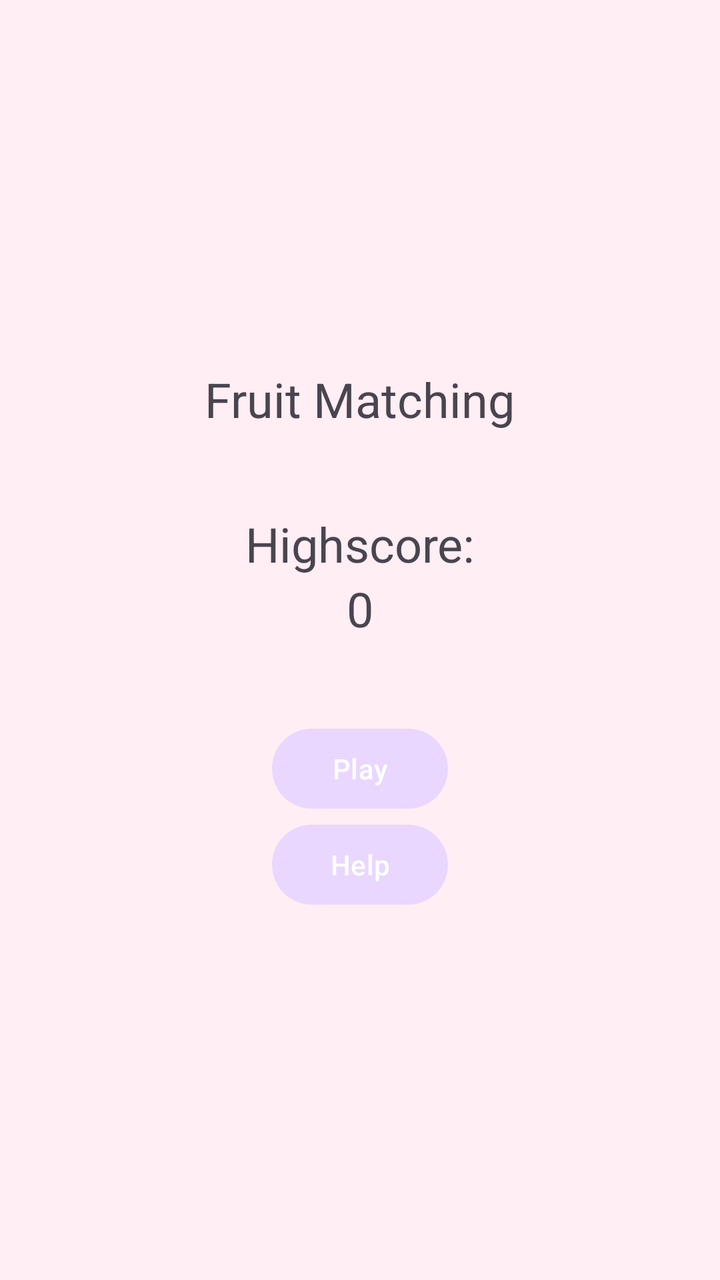
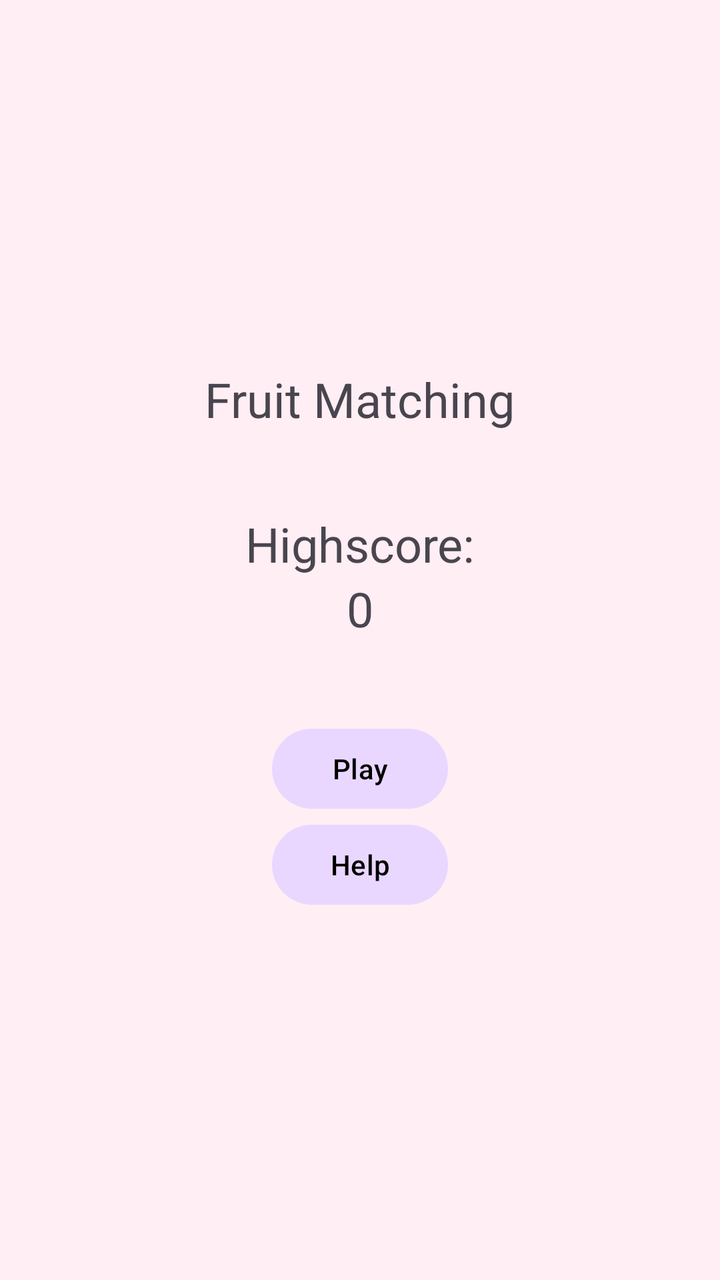

Compare the two renders of this Android layout. The source of the first and the diff that turns it into the second are given below.
<!-- AndroidManifest.xml: application theme Theme.FruitMatching -->
<!-- res/layout/activity_main.xml -->
<?xml version="1.0" encoding="utf-8"?>
<androidx.constraintlayout.widget.ConstraintLayout xmlns:android="http://schemas.android.com/apk/res/android"
    xmlns:app="http://schemas.android.com/apk/res-auto"
    xmlns:tools="http://schemas.android.com/tools"
    android:id="@+id/main"
    android:layout_width="match_parent"
    android:layout_height="match_parent"
    tools:context=".MainActivity">

    <LinearLayout
        android:layout_width="match_parent"
        android:layout_height="match_parent"
        android:orientation="vertical"
        android:gravity="center" >

        <TextView
            android:id="@+id/titleLabel"
            android:layout_width="wrap_content"
            android:layout_height="wrap_content"
            android:text="Fruit Matching"
            android:textSize="24sp"
            app:layout_constraintBottom_toBottomOf="parent"
            app:layout_constraintEnd_toEndOf="parent"
            app:layout_constraintStart_toStartOf="parent"
            app:layout_constraintTop_toTopOf="parent"
            android:layout_marginBottom="20dp" />

        <TextView
            android:id="@+id/highscoreLabel"
            android:layout_width="wrap_content"
            android:layout_height="wrap_content"
            android:text="Highscore:"
            android:textSize="24sp"
            app:layout_constraintTop_toBottomOf="@id/titleLabel"
            app:layout_constraintEnd_toEndOf="parent"
            app:layout_constraintStart_toStartOf="parent"
            android:layout_marginTop="20dp" />

        <TextView
            android:id="@+id/highscoreNumber"
            android:layout_width="wrap_content"
            android:layout_height="wrap_content"
            android:text="0"
            android:textSize="24sp"
            app:layout_constraintTop_toBottomOf="@id/highscoreLabel"
            app:layout_constraintEnd_toEndOf="parent"
            app:layout_constraintStart_toStartOf="parent"
            android:layout_marginBottom="20dp" />

        <Button
            android:id="@+id/playButton"
            android:layout_width="wrap_content"
            android:layout_height="wrap_content"
            android:text="Play"
            app:layout_constraintTop_toBottomOf="@id/highscoreNumber"
            app:layout_constraintEnd_toEndOf="parent"
            app:layout_constraintStart_toStartOf="parent"
            android:layout_marginTop="20dp" />

        <Button
            android:id="@+id/helpButton"
            android:layout_width="wrap_content"
            android:layout_height="wrap_content"
            android:text="Help"
            app:layout_constraintTop_toBottomOf="@id/playButton"
            app:layout_constraintEnd_toEndOf="parent"
            app:layout_constraintStart_toStartOf="parent" />

    </LinearLayout>

</androidx.constraintlayout.widget.ConstraintLayout>
<!-- resources referenced by this layout -->
<resources>
  <style name="Theme.FruitMatching" parent="Base.Theme.FruitMatching" />
  <style name="Base.Theme.FruitMatching" parent="Theme.Material3.DayNight.NoActionBar">
          
           <item name="colorPrimary">@color/primary</item>
          <item name="android:colorBackground">@color/background</item>
      </style>
  <color name="primary">#e9d7ff</color>
  <color name="background">#ffeef4</color>
</resources>

<!-- the commit's change to res/layout/activity_main.xml (unified diff, before → after) -->
@@ -52,6 +52,7 @@
             android:layout_width="wrap_content"
             android:layout_height="wrap_content"
             android:text="Play"
+            android:textColor="@color/black"
             app:layout_constraintTop_toBottomOf="@id/highscoreNumber"
             app:layout_constraintEnd_toEndOf="parent"
             app:layout_constraintStart_toStartOf="parent"
@@ -62,6 +63,7 @@
             android:layout_width="wrap_content"
             android:layout_height="wrap_content"
             android:text="Help"
+            android:textColor="@color/black"
             app:layout_constraintTop_toBottomOf="@id/playButton"
             app:layout_constraintEnd_toEndOf="parent"
             app:layout_constraintStart_toStartOf="parent" />
<!-- resource entries referenced after the edit -->
@@ -1,5 +1,6 @@
 <!-- resources referenced by this layout -->
 <resources>
+  <color name="black">#FF000000</color>
   <style name="Theme.FruitMatching" parent="Base.Theme.FruitMatching" />
   <style name="Base.Theme.FruitMatching" parent="Theme.Material3.DayNight.NoActionBar">
           
